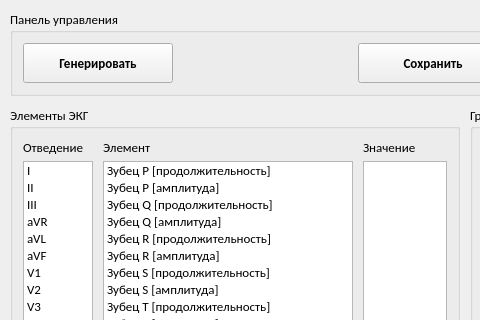
First picture: the form in ui/ecg_simulator_window.ui, repository WeeIIer/ECG-monitoring-system, before the edit; both pictures show x 0 to 480 and y 0 to 320 of the 691 by 676 pixel window.
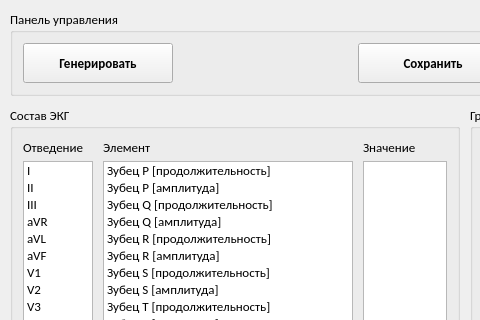
Second picture: the form after the edit.

```diff
--- a/ui/ecg_simulator_window.ui
+++ b/ui/ecg_simulator_window.ui
@@ -235,7 +235,7 @@
           </size>
          </property>
          <property name="title">
-          <string>Элементы ЭКГ</string>
+          <string>Состав ЭКГ</string>
          </property>
          <layout class="QVBoxLayout" name="verticalLayout_2">
           <property name="spacing">
```
Left out of the diff: 18 changed lines with no effect on the pictures.
